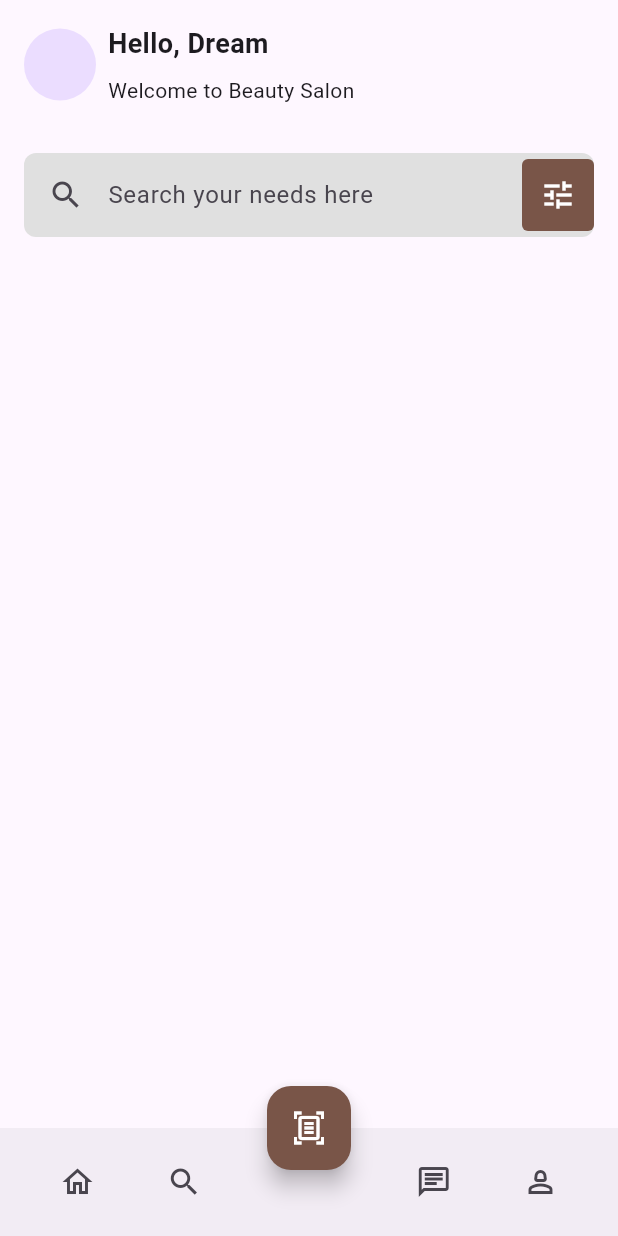
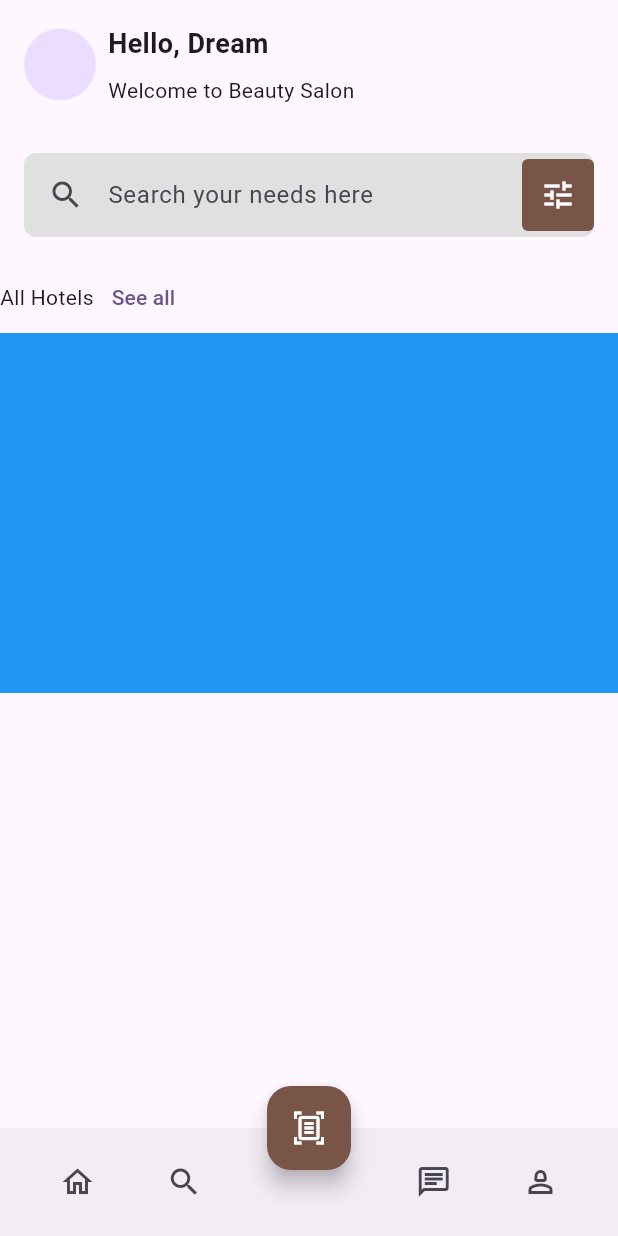
Before and after one commit to JAICHANGPARK/flutter_notebook_chapter_32, a Flutter app: the HotelBookingMainPage screen opened directly, on a phone screen of 412 x 824 dp. Run offline on Flutter 3.47's test engine with Material 2 defaults, Android fonts, the phone set to English and light mode, and no system bars; our stand-ins replace fl_chart.

Commit message:
Update hotel_booking_main_page.dart

```diff
--- a/lib/ep1626_hotel_booking_app/view/hotel_booking_main_page.dart
+++ b/lib/ep1626_hotel_booking_app/view/hotel_booking_main_page.dart
@@ -73,15 +73,26 @@ class _HotelBookingMainPageState extends State<HotelBookingMainPage> {
                 ],
               ),
             ),
-            Expanded(child: SingleChildScrollView(child: Column(
-              children: [
-                Row(
-                  children: [
-                  ],
-                )
-              ],
-            ),))
-
+            Expanded(
+                child: SingleChildScrollView(
+              child: Column(
+                children: [
+                  Row(
+                    children: [
+                      Text("All Hotels"),
+                      TextButton(
+                        onPressed: () {},
+                        child: Text("See all"),
+                      )
+                    ],
+                  ),
+                  Container(
+                    height: 240,
+                    color: Colors.blue,
+                  )
+                ],
+              ),
+            ))
           ],
         ),
       ),
```
